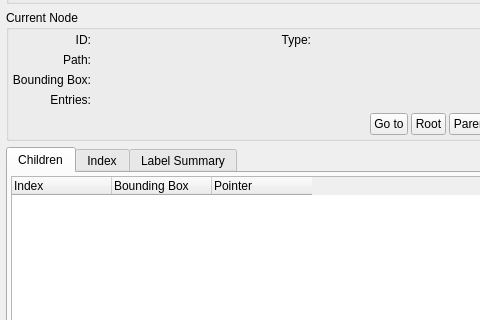
Qt form code/cmd/inspector/tree_display.ui (mbeckem/msc) before a commit; both pictures show x 0 to 480 and y 85 to 405 of the 909 by 714 pixel window.
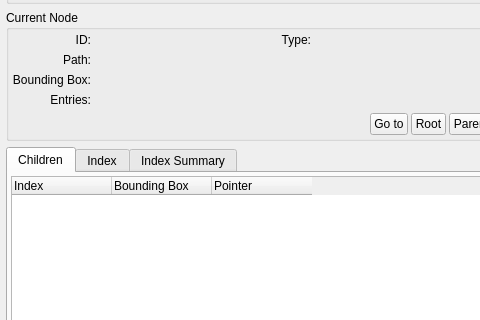
The same form after that commit. The open tabs and pages were chosen to show the change. Custom widgets are drawn as their Qt base class.

```diff
--- a/code/cmd/inspector/tree_display.ui
+++ b/code/cmd/inspector/tree_display.ui
@@ -613,7 +613,7 @@
          </widget>
          <widget class="QWidget" name="summaryTab">
           <attribute name="title">
-           <string>Label Summary</string>
+           <string>Index Summary</string>
           </attribute>
           <attribute name="toolTip">
            <string>&lt;html&gt;&lt;head/&gt;&lt;body&gt;&lt;p&gt;Displays the summary of this node.&lt;/p&gt;&lt;/body&gt;&lt;/html&gt;</string>
```
Left out of the diff: 2 changed lines with no effect on the pictures.
